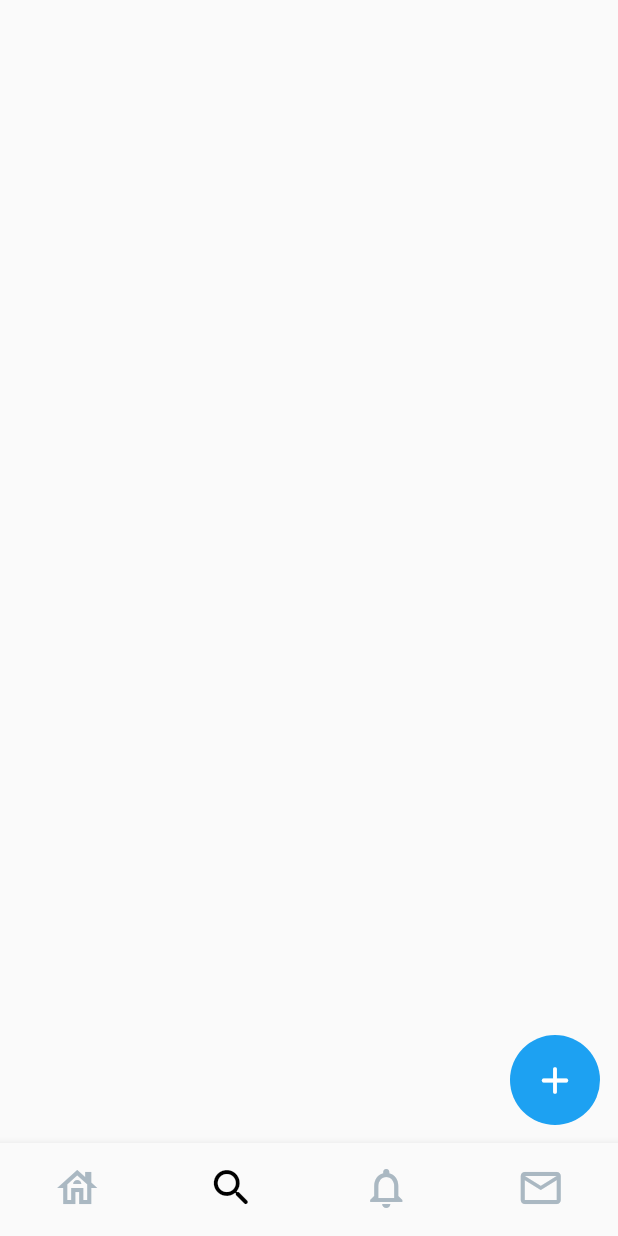
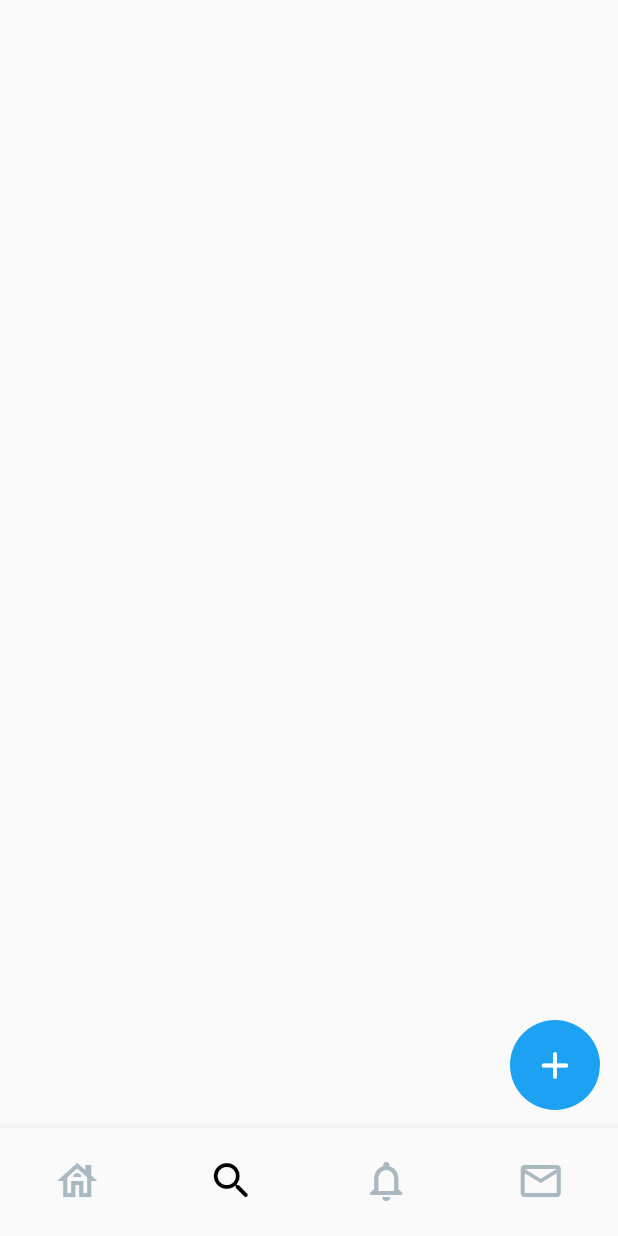
Before and after one commit to krsx/workshop-app-b201, a Flutter app: the screen it shows after launch, item 2 of the bottom bar chosen, on a phone screen of 412 x 824 dp. Run offline on Flutter 3.47's test engine with Material 2 defaults, Android fonts, the phone set to English and light mode, and no system bars.

Commit message:
fix navbar and app bar :rocket:

```diff
--- a/lib/bottom_navigation_bar/screens/bottom_navigation_bar_widgets.dart
+++ b/lib/bottom_navigation_bar/screens/bottom_navigation_bar_widgets.dart
@@ -32,46 +32,70 @@ class _RouteScreenState extends State<RouteScreen> {
               }),
           items: const [
             BottomNavigationBarItem(
-              activeIcon: Icon(
+              activeIcon: Padding(
+                padding: EdgeInsets.symmetric(vertical: 5),
+                child: Icon(
                   Icons.house_rounded,
                   size: 32,
                 ),
-              icon: Icon(
+              ),
+              icon: Padding(
+                padding: EdgeInsets.symmetric(vertical: 5),
+                child: Icon(
                   Icons.house_outlined,
                   size: 32,
+                ),
               ),
               label: '',
             ),
             BottomNavigationBarItem(
-              activeIcon: Icon(
+              activeIcon: Padding(
+                padding: EdgeInsets.symmetric(vertical: 5),
+                child: Icon(
                   Icons.search_rounded,
                   size: 32,
                 ),
-              icon: Icon(
+              ),
+              icon: Padding(
+                padding: EdgeInsets.symmetric(vertical: 5),
+                child: Icon(
                   Icons.search_outlined,
                   size: 32,
+                ),
               ),
               label: '',
             ),
             BottomNavigationBarItem(
-              activeIcon: Icon(
+              activeIcon: Padding(
+                padding: EdgeInsets.symmetric(vertical: 5),
+                child: Icon(
                   Icons.notifications_rounded,
                   size: 32,
                 ),
-              icon: Icon(
+              ),
+              icon: Padding(
+                padding: EdgeInsets.symmetric(vertical: 5),
+                child: Icon(
                   Icons.notifications_outlined,
                   size: 32,
+                ),
               ),
               label: '',
             ),
             BottomNavigationBarItem(
-              activeIcon: Icon(
+              activeIcon: Padding(
+                padding: EdgeInsets.symmetric(vertical: 5),
+                child: Icon(
                   Icons.mail_rounded,
                   size: 32,
                 ),
-              icon: Icon(
+              ),
+              icon: Padding(
+                padding: EdgeInsets.symmetric(vertical: 5),
+                child: Icon(
                   Icons.mail_outlined,
                   size: 32,
+                ),
               ),
               label: '',
             )
--- a/lib/bottom_navigation_bar/widgets/floating_action_button_widget.dart
+++ b/lib/bottom_navigation_bar/widgets/floating_action_button_widget.dart
@@ -6,6 +6,10 @@ Widget floatingActionButton() {
     width: 60,
     height: 60,
     child: FloatingActionButton(
+      focusElevation: 8,
+      hoverElevation: 8,
+      disabledElevation: 8,
+      highlightElevation: 8,
       elevation: 0,
       backgroundColor: ColorTheme.blueColor,
       onPressed: () {},
--- a/lib/home/screens/home_screens.dart
+++ b/lib/home/screens/home_screens.dart
@@ -60,7 +60,7 @@ class _HomeScreensState extends State<HomeScreens> {
           ),
         ],
         body: ListView(
-          children: [],
+          children: const [],
         ),
       )),
     );
```
Lines whose indentation alone changed are shown as unchanged.
